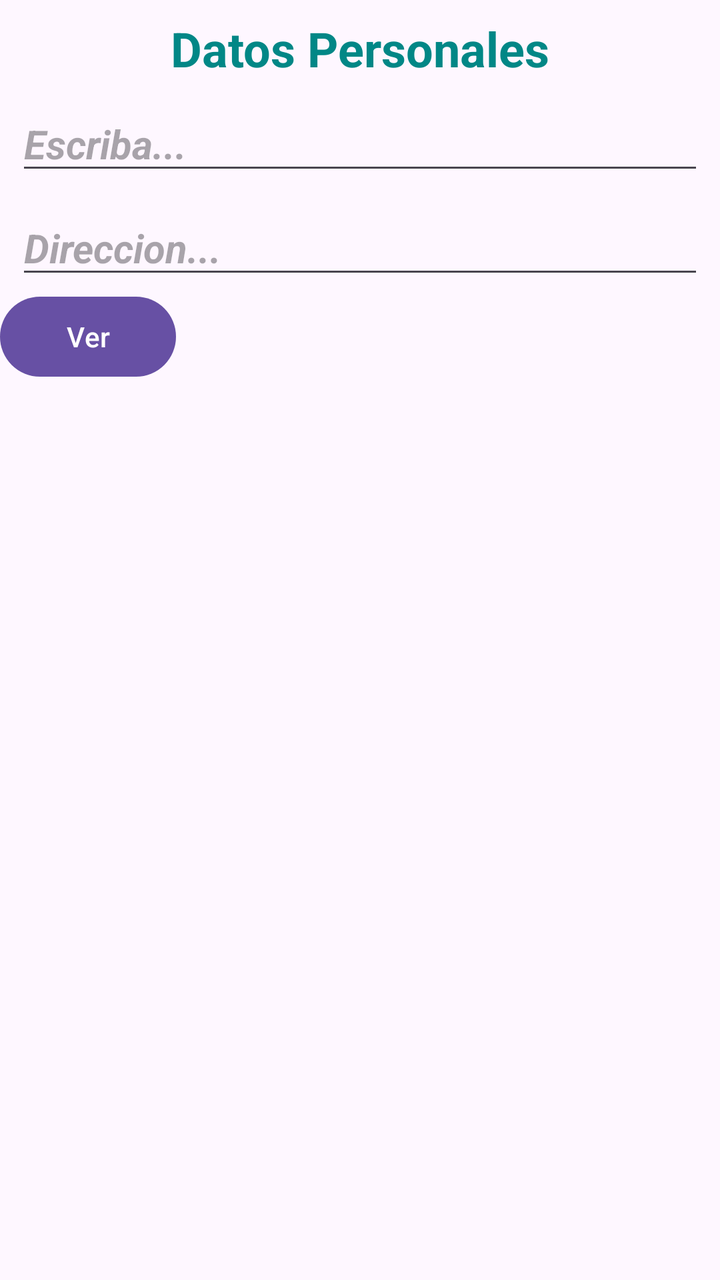
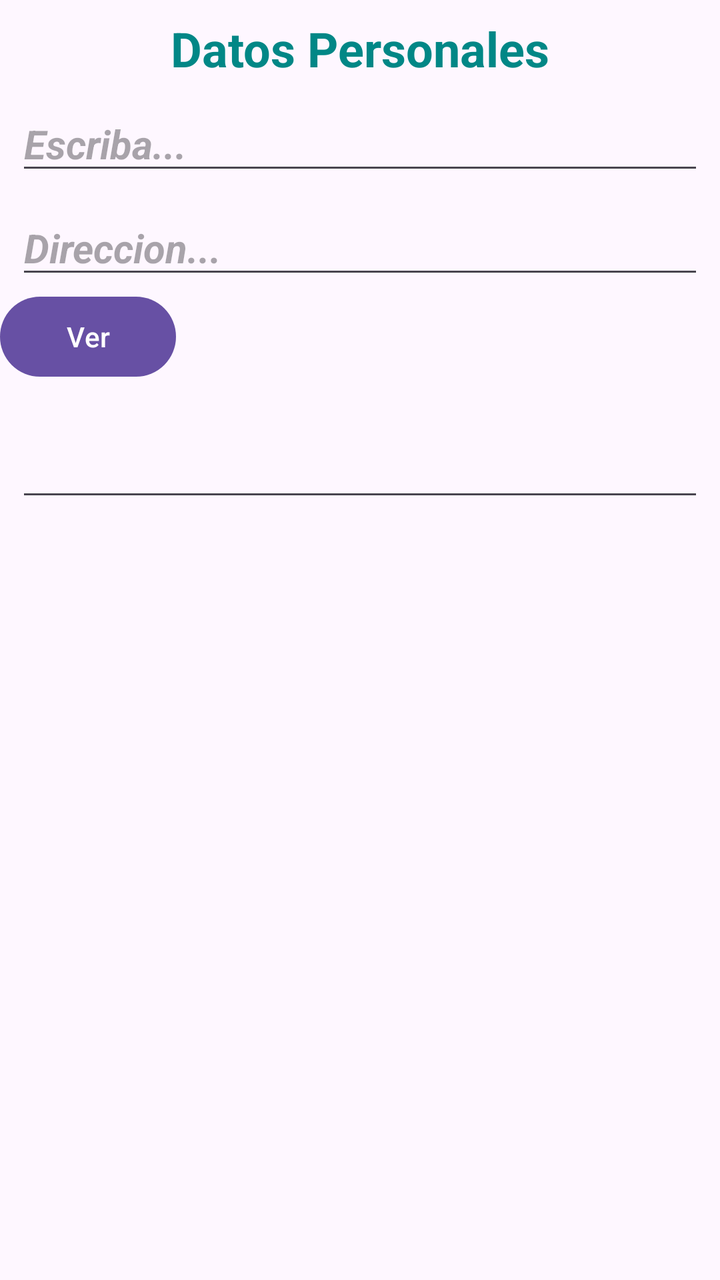

Two renders of the same Android screen: before a commit and after it. Below are the layout's source before the change and the commit's diff.
<!-- AndroidManifest.xml: application theme Theme.InterfazGrafica01 -->
<!-- res/layout/activity_main.xml -->
<?xml version="1.0" encoding="utf-8"?>
<androidx.constraintlayout.widget.ConstraintLayout xmlns:android="http://schemas.android.com/apk/res/android"
    xmlns:app="http://schemas.android.com/apk/res-auto"
    xmlns:tools="http://schemas.android.com/tools"
    android:id="@+id/main"
    android:layout_width="match_parent"
    android:layout_height="match_parent"
    tools:context=".MainActivity" >

    <TextView
        android:id="@+id/textView"
        android:layout_width="wrap_content"
        android:layout_height="wrap_content"
        android:layout_marginTop="8dp"
        android:text="Datos Personales"
        android:textColor="@color/design_default_color_secondary_variant"
        android:textSize="24sp"
        android:textStyle="bold"
        app:layout_constraintEnd_toEndOf="parent"
        app:layout_constraintStart_toStartOf="parent"
        app:layout_constraintTop_toTopOf="parent" />

    <EditText
        android:id="@+id/editTextText"
        android:layout_width="0dp"
        android:layout_height="wrap_content"
        android:layout_marginStart="8dp"
        android:layout_marginTop="8dp"
        android:layout_marginEnd="8dp"
        android:ems="10"
        android:hint="Escriba..."
        android:inputType="text"
        android:textSize="20sp"
        android:textStyle="bold|italic"
        app:layout_constraintEnd_toEndOf="parent"
        app:layout_constraintStart_toStartOf="parent"
        app:layout_constraintTop_toBottomOf="@+id/textView" />

    <EditText
        android:id="@+id/editTextText2"
        android:layout_width="0dp"
        android:layout_height="wrap_content"
        android:layout_marginStart="8dp"
        android:layout_marginTop="8dp"
        android:layout_marginEnd="8dp"
        android:ems="10"
        android:hint="Direccion..."
        android:inputType="text"
        android:textSize="20sp"
        android:textStyle="bold|italic"
        app:layout_constraintEnd_toEndOf="parent"
        app:layout_constraintStart_toStartOf="parent"
        app:layout_constraintTop_toBottomOf="@+id/editTextText" />

    <Button
        android:id="@+id/button"
        android:layout_width="wrap_content"
        android:layout_height="wrap_content"
        android:text="Ver"
        app:layout_constraintTop_toBottomOf="@+id/editTextText2"
        tools:layout_editor_absoluteX="302dp" />
</androidx.constraintlayout.widget.ConstraintLayout>
<!-- resources referenced by this layout -->
<resources>
  <style name="Theme.InterfazGrafica01" parent="Base.Theme.InterfazGrafica01" />
  <style name="Base.Theme.InterfazGrafica01" parent="Theme.Material3.DayNight.NoActionBar">
          
          
      </style>
</resources>

<!-- the commit's change to res/layout/activity_main.xml (unified diff, before → after) -->
@@ -21,7 +21,7 @@
         app:layout_constraintTop_toTopOf="parent" />
 
     <EditText
-        android:id="@+id/editTextText"
+        android:id="@+id/text1"
         android:layout_width="0dp"
         android:layout_height="wrap_content"
         android:layout_marginStart="8dp"
@@ -37,7 +37,7 @@
         app:layout_constraintTop_toBottomOf="@+id/textView" />
 
     <EditText
-        android:id="@+id/editTextText2"
+        android:id="@+id/direccion"
         android:layout_width="0dp"
         android:layout_height="wrap_content"
         android:layout_marginStart="8dp"
@@ -50,13 +50,26 @@
         android:textStyle="bold|italic"
         app:layout_constraintEnd_toEndOf="parent"
         app:layout_constraintStart_toStartOf="parent"
-        app:layout_constraintTop_toBottomOf="@+id/editTextText" />
+        app:layout_constraintTop_toBottomOf="@+id/text1" />
 
     <Button
-        android:id="@+id/button"
+        android:id="@+id/btnver"
         android:layout_width="wrap_content"
         android:layout_height="wrap_content"
         android:text="Ver"
-        app:layout_constraintTop_toBottomOf="@+id/editTextText2"
+        app:layout_constraintTop_toBottomOf="@+id/direccion"
         tools:layout_editor_absoluteX="302dp" />
+
+    <EditText
+        android:id="@+id/resultado"
+        android:layout_width="0dp"
+        android:layout_height="wrap_content"
+        android:layout_marginStart="8dp"
+        android:layout_marginTop="22dp"
+        android:layout_marginEnd="8dp"
+        android:ems="10"
+        android:inputType="text"
+        app:layout_constraintEnd_toEndOf="parent"
+        app:layout_constraintStart_toStartOf="parent"
+        app:layout_constraintTop_toBottomOf="@+id/btnver" />
 </androidx.constraintlayout.widget.ConstraintLayout>
